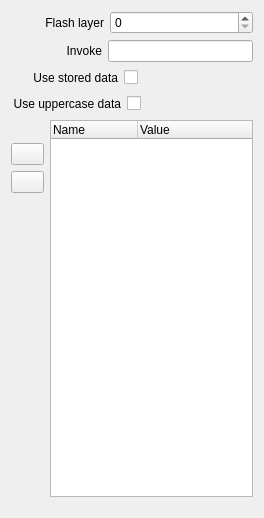
This is src/Widgets/Inspector/InspectorTemplateWidget.ui in CasparCG/client as Qt 5 draws it before an edit. The edited form follows.
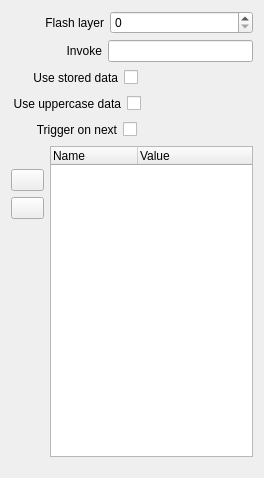
This is the edited form. Custom widgets are drawn as their Qt base class.

Commit message: Added support for trigger on next for templates.

What changed in the file:
```diff
--- a/src/Widgets/Inspector/InspectorTemplateWidget.ui
+++ b/src/Widgets/Inspector/InspectorTemplateWidget.ui
@@ -7,7 +7,7 @@
     <x>0</x>
     <y>0</y>
     <width>264</width>
-    <height>518</height>
+    <height>478</height>
    </rect>
   </property>
   <property name="sizePolicy">
@@ -208,6 +208,59 @@
      </item>
     </layout>
    </item>
+   <item>
+    <layout class="QHBoxLayout" name="horizontalLayoutTriggerOnNext">
+     <item>
+      <spacer name="horizontalSpacerTriggerOnNext1">
+       <property name="orientation">
+        <enum>Qt::Horizontal</enum>
+       </property>
+       <property name="sizeType">
+        <enum>QSizePolicy::Fixed</enum>
+       </property>
+       <property name="sizeHint" stdset="0">
+        <size>
+         <width>24</width>
+         <height>20</height>
+        </size>
+       </property>
+      </spacer>
+     </item>
+     <item>
+      <widget class="QLabel" name="labelTriggerOnNext">
+       <property name="text">
+        <string>Trigger on next</string>
+       </property>
+       <property name="alignment">
+        <set>Qt::AlignRight|Qt::AlignTrailing|Qt::AlignVCenter</set>
+       </property>
+      </widget>
+     </item>
+     <item>
+      <widget class="QCheckBox" name="checkBoxTriggerOnNext">
+       <property name="layoutDirection">
+        <enum>Qt::RightToLeft</enum>
+       </property>
+       <property name="text">
+        <string/>
+       </property>
+      </widget>
+     </item>
+     <item>
+      <spacer name="horizontalSpacerTriggerOnNext2">
+       <property name="orientation">
+        <enum>Qt::Horizontal</enum>
+       </property>
+       <property name="sizeHint" stdset="0">
+        <size>
+         <width>40</width>
+         <height>20</height>
+        </size>
+       </property>
+      </spacer>
+     </item>
+    </layout>
+   </item>
    <item>
     <layout class="QHBoxLayout" name="horizontalLayout">
      <item>
```
Left out of the diff: 27 changed lines with no effect on the pictures. The commit also changes 8 other files.
